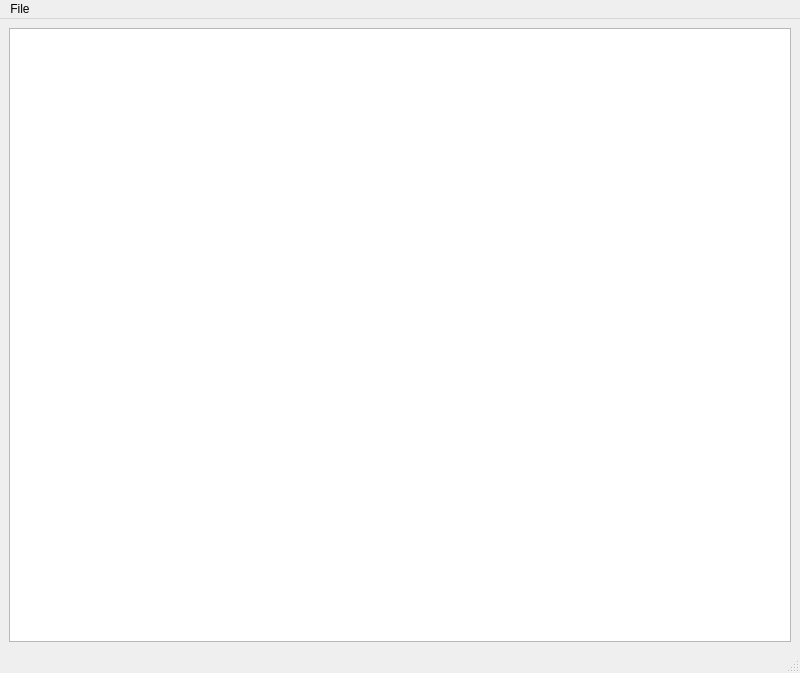
This is src/mainwindow.ui in lib64/chess as Qt 5 draws it before an edit. The edited form follows.
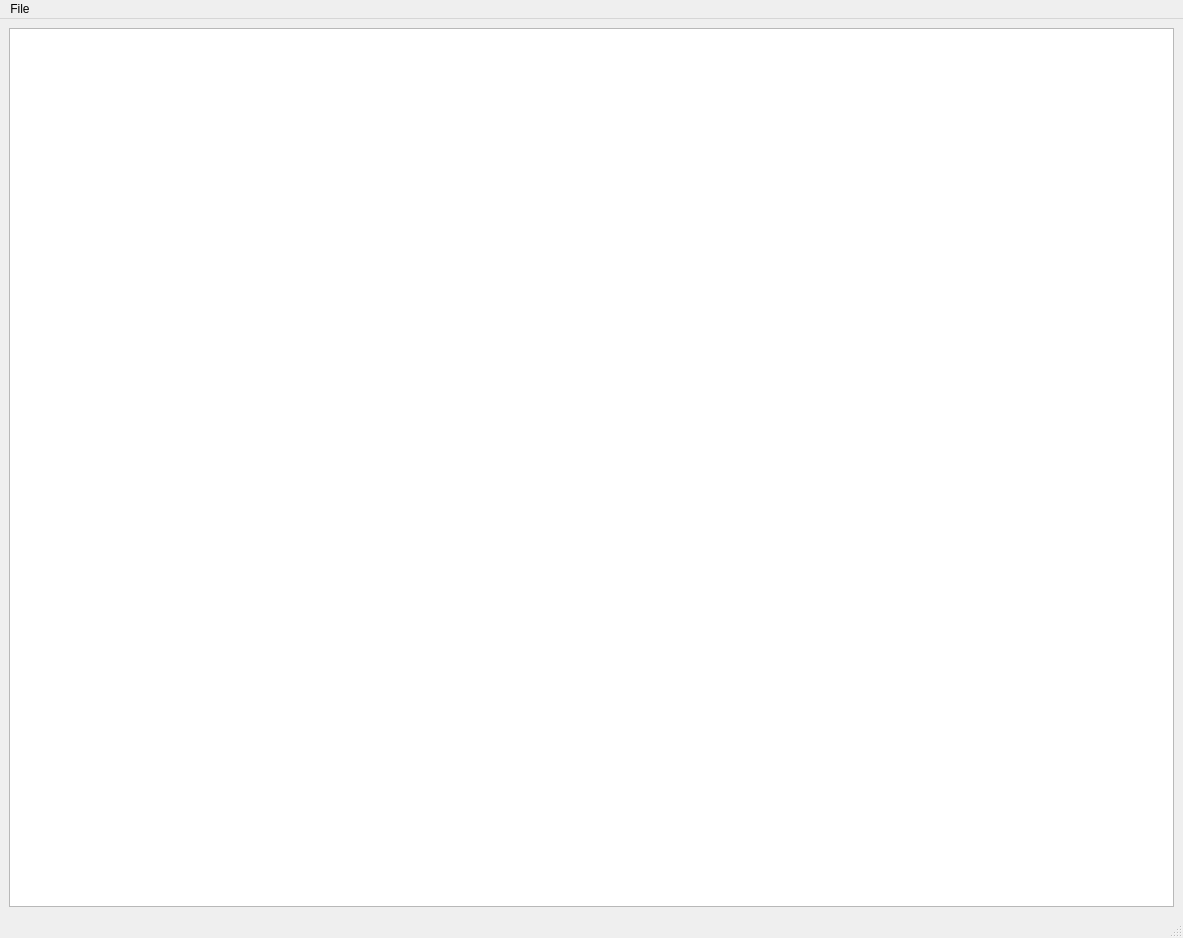
This is the edited form.

What changed in the file:
```diff
--- a/src/mainwindow.ui
+++ b/src/mainwindow.ui
@@ -6,8 +6,8 @@
    <rect>
     <x>0</x>
     <y>0</y>
-    <width>800</width>
-    <height>673</height>
+    <width>1183</width>
+    <height>938</height>
    </rect>
   </property>
   <property name="windowTitle">
@@ -25,7 +25,7 @@
     <rect>
      <x>0</x>
      <y>0</y>
-     <width>800</width>
+     <width>1183</width>
      <height>19</height>
     </rect>
    </property>
```
